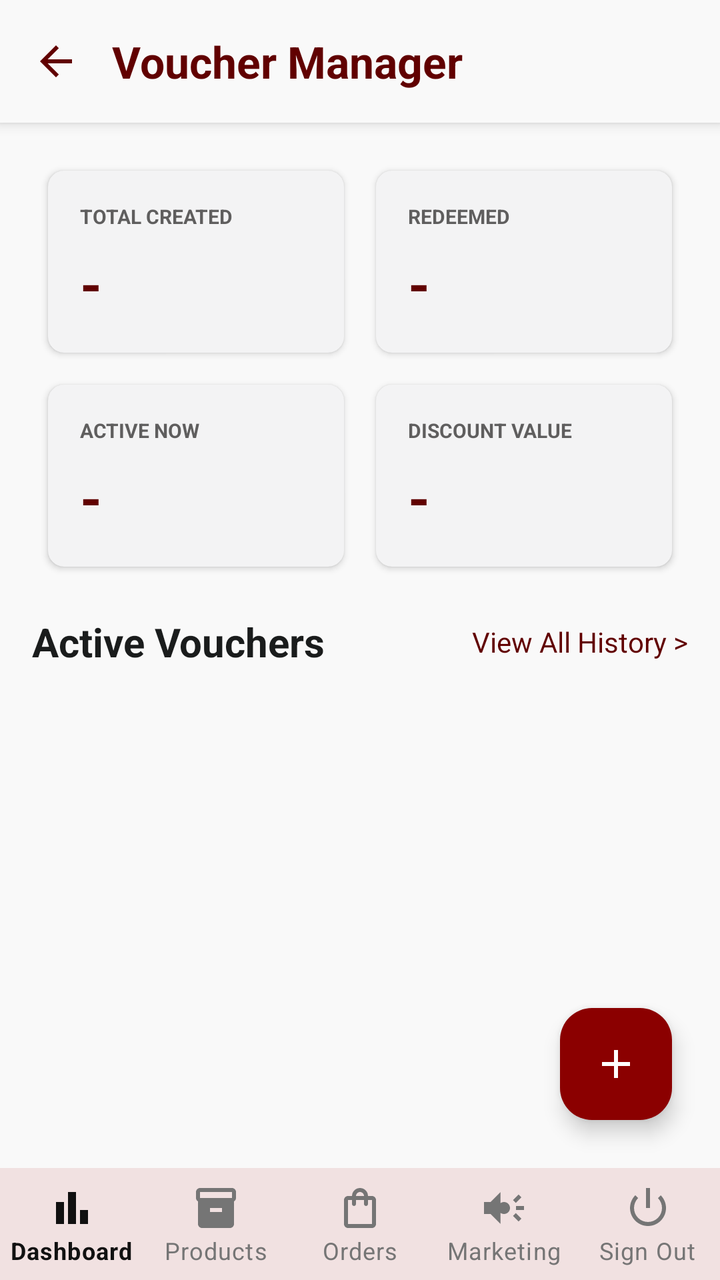
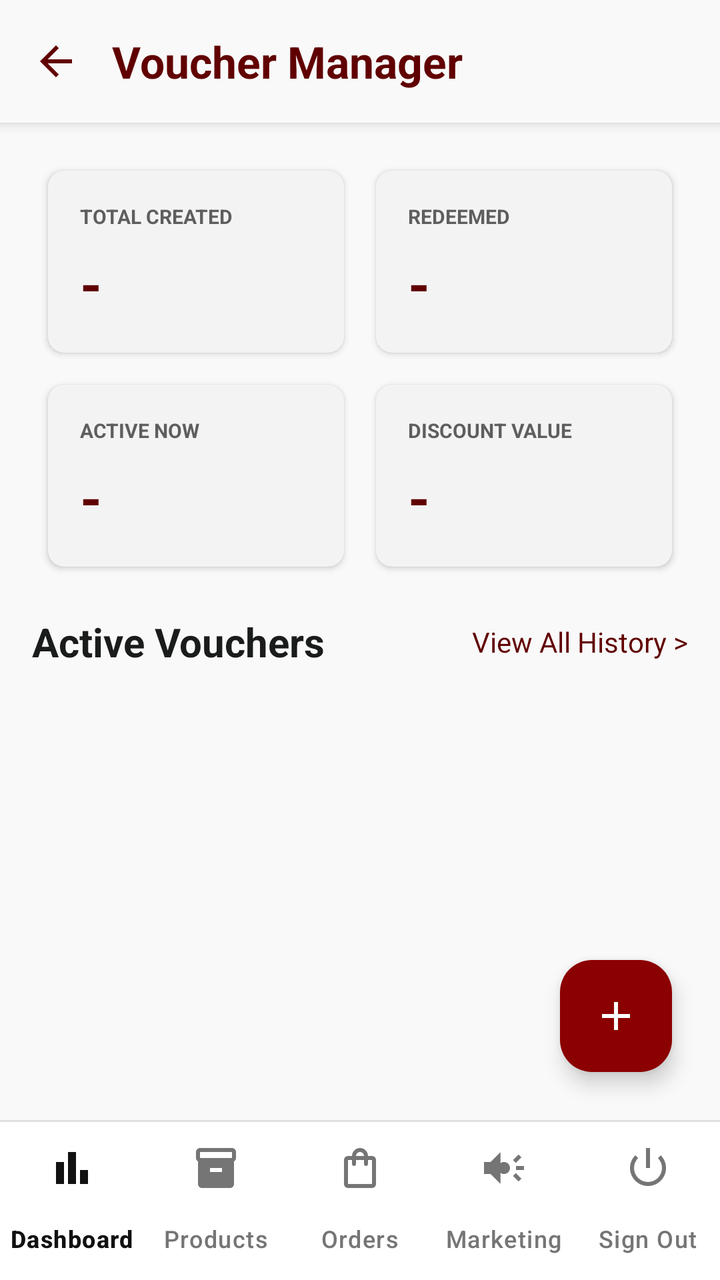

Before-and-after screenshots of an Android layout around one commit, followed by the original layout XML and the change that was made.
<!-- AndroidManifest.xml: application theme Theme.TirTirMCommerce -->
<!-- res/layout/activity_admin_voucher.xml -->
<?xml version="1.0" encoding="utf-8"?>
<androidx.constraintlayout.widget.ConstraintLayout xmlns:android="http://schemas.android.com/apk/res/android"
    xmlns:app="http://schemas.android.com/apk/res-auto"
    xmlns:tools="http://schemas.android.com/tools"
    android:layout_width="match_parent"
    android:layout_height="match_parent"
    android:background="#f9f9f9">

    
    <LinearLayout
        android:id="@+id/topBar"
        android:layout_width="match_parent"
        android:layout_height="wrap_content"
        android:background="#f9f9f9"
        android:elevation="4dp"
        android:gravity="center_vertical"
        android:orientation="horizontal"
        android:padding="16dp"
        app:layout_constraintTop_toTopOf="parent">

        <ImageView
            android:id="@+id/btnBack"
            android:layout_width="24dp"
            android:layout_height="24dp"
            android:src="@drawable/ic_arrow_back"
            app:tint="#610000" />

        <TextView
            android:layout_width="wrap_content"
            android:layout_height="wrap_content"
            android:layout_marginStart="16dp"
            android:text="Voucher Manager"
            android:textColor="#610000"
            android:textSize="22sp"
            android:textStyle="bold" />
    </LinearLayout>

    <ScrollView
        android:layout_width="match_parent"
        android:layout_height="0dp"
        android:padding="16dp"
        app:layout_constraintBottom_toBottomOf="parent"
        app:layout_constraintTop_toBottomOf="@id/topBar">

        <LinearLayout
            android:layout_width="match_parent"
            android:layout_height="wrap_content"
            android:orientation="vertical">

            
            <GridLayout
                android:layout_width="match_parent"
                android:layout_height="wrap_content"
                android:columnCount="2"
                android:rowCount="2">

                
                <androidx.cardview.widget.CardView
                    android:layout_width="0dp"
                    android:layout_height="wrap_content"
                    android:layout_rowWeight="1"
                    android:layout_columnWeight="1"
                    android:layout_margin="8dp"
                    app:cardCornerRadius="8dp"
                    app:cardElevation="2dp"
                    app:cardBackgroundColor="#f3f3f4">

                    <LinearLayout
                        android:layout_width="match_parent"
                        android:layout_height="wrap_content"
                        android:orientation="vertical"
                        android:padding="16dp">
                        <TextView
                            android:layout_width="wrap_content"
                            android:layout_height="wrap_content"
                            android:text="TOTAL CREATED"
                            android:textSize="10sp"
                            android:textColor="#5f5e5e"
                            android:textStyle="bold" />
                        <TextView
                            android:id="@+id/tvTotalCreated"
                            android:layout_width="wrap_content"
                            android:layout_height="wrap_content"
                            android:text="-"
                            android:textColor="#610000"
                            android:textSize="28sp"
                            android:textStyle="bold"
                            android:layout_marginTop="8dp" />
                    </LinearLayout>
                </androidx.cardview.widget.CardView>

                
                <androidx.cardview.widget.CardView
                    android:layout_width="0dp"
                    android:layout_height="wrap_content"
                    android:layout_rowWeight="1"
                    android:layout_columnWeight="1"
                    android:layout_margin="8dp"
                    app:cardCornerRadius="8dp"
                    app:cardElevation="2dp"
                    app:cardBackgroundColor="#f3f3f4">

                    <LinearLayout
                        android:layout_width="match_parent"
                        android:layout_height="wrap_content"
                        android:orientation="vertical"
                        android:padding="16dp">
                        <TextView
                            android:layout_width="wrap_content"
                            android:layout_height="wrap_content"
                            android:text="REDEEMED"
                            android:textSize="10sp"
                            android:textColor="#5f5e5e"
                            android:textStyle="bold" />
                        <TextView
                            android:id="@+id/tvRedeemed"
                            android:layout_width="wrap_content"
                            android:layout_height="wrap_content"
                            android:text="-"
                            android:textColor="#610000"
                            android:textSize="28sp"
                            android:textStyle="bold"
                            android:layout_marginTop="8dp" />
                    </LinearLayout>
                </androidx.cardview.widget.CardView>

                
                <androidx.cardview.widget.CardView
                    android:layout_width="0dp"
                    android:layout_height="wrap_content"
                    android:layout_rowWeight="1"
                    android:layout_columnWeight="1"
                    android:layout_margin="8dp"
                    app:cardCornerRadius="8dp"
                    app:cardElevation="2dp"
                    app:cardBackgroundColor="#f3f3f4">

                    <LinearLayout
                        android:layout_width="match_parent"
                        android:layout_height="wrap_content"
                        android:orientation="vertical"
                        android:padding="16dp">
                        <TextView
                            android:layout_width="wrap_content"
                            android:layout_height="wrap_content"
                            android:text="ACTIVE NOW"
                            android:textSize="10sp"
                            android:textColor="#5f5e5e"
                            android:textStyle="bold" />
                        <TextView
                            android:id="@+id/tvActiveNow"
                            android:layout_width="wrap_content"
                            android:layout_height="wrap_content"
                            android:text="-"
                            android:textColor="#610000"
                            android:textSize="28sp"
                            android:textStyle="bold"
                            android:layout_marginTop="8dp" />
                    </LinearLayout>
                </androidx.cardview.widget.CardView>

                
                <androidx.cardview.widget.CardView
                    android:layout_width="0dp"
                    android:layout_height="wrap_content"
                    android:layout_rowWeight="1"
                    android:layout_columnWeight="1"
                    android:layout_margin="8dp"
                    app:cardCornerRadius="8dp"
                    app:cardElevation="2dp"
                    app:cardBackgroundColor="#f3f3f4">

                    <LinearLayout
                        android:layout_width="match_parent"
                        android:layout_height="wrap_content"
                        android:orientation="vertical"
                        android:padding="16dp">
                        <TextView
                            android:layout_width="wrap_content"
                            android:layout_height="wrap_content"
                            android:text="DISCOUNT VALUE"
                            android:textSize="10sp"
                            android:textColor="#5f5e5e"
                            android:textStyle="bold" />
                        <TextView
                            android:id="@+id/tvDiscountValue"
                            android:layout_width="wrap_content"
                            android:layout_height="wrap_content"
                            android:text="-"
                            android:textColor="#610000"
                            android:textSize="28sp"
                            android:textStyle="bold"
                            android:layout_marginTop="8dp" />
                    </LinearLayout>
                </androidx.cardview.widget.CardView>
            </GridLayout>

            
            <RelativeLayout
                android:layout_width="match_parent"
                android:layout_height="wrap_content"
                android:layout_marginTop="16dp"
                android:layout_marginBottom="8dp">

                <TextView
                    android:layout_width="wrap_content"
                    android:layout_height="wrap_content"
                    android:text="Active Vouchers"
                    android:textColor="#1a1c1c"
                    android:textSize="20sp"
                    android:textStyle="bold" />

                <TextView
                    android:layout_width="wrap_content"
                    android:layout_height="wrap_content"
                    android:layout_alignParentEnd="true"
                    android:layout_centerVertical="true"
                    android:text="View All History >"
                    android:textColor="#610000"
                    android:textSize="14sp" />
            </RelativeLayout>

            
            <androidx.recyclerview.widget.RecyclerView
                android:id="@+id/rvVouchers"
                android:layout_width="match_parent"
                android:layout_height="wrap_content"
                android:nestedScrollingEnabled="false"
                tools:listitem="@layout/item_admin_voucher" />

        </LinearLayout>
    </ScrollView>

    
    <com.google.android.material.floatingactionbutton.FloatingActionButton
        android:id="@+id/fabAddVoucher"
        android:layout_width="wrap_content"
        android:layout_height="wrap_content"
        android:layout_margin="24dp"
        android:src="@drawable/ic_plus"
        app:backgroundTint="#8b0000"
        app:tint="#ffffff"
        app:layout_constraintBottom_toTopOf="@id/bottomNavAdmin"
        app:layout_constraintEnd_toEndOf="parent" />

    
    <com.google.android.material.bottomnavigation.BottomNavigationView
        android:id="@+id/bottomNavAdmin"
        style="@style/Widget.MaterialComponents.BottomNavigationView"
        android:layout_width="match_parent"
        android:layout_height="wrap_content"
        android:background="@android:color/white"
        app:backgroundTint="@android:color/white"
        app:itemIconTint="@color/admin_nav_color"
        app:itemTextColor="@color/admin_nav_color"
        app:labelVisibilityMode="labeled"
        app:menu="@menu/menu_admin_bottom_nav"
        app:elevation="8dp"
        app:layout_constraintBottom_toBottomOf="parent"
        app:layout_constraintStart_toStartOf="parent"
        app:layout_constraintEnd_toEndOf="parent" />

</androidx.constraintlayout.widget.ConstraintLayout>
<!-- res/layout/item_admin_voucher.xml (included above) -->
<?xml version="1.0" encoding="utf-8"?>
<androidx.cardview.widget.CardView xmlns:android="http://schemas.android.com/apk/res/android"
    xmlns:app="http://schemas.android.com/apk/res-auto"
    android:layout_width="match_parent"
    android:layout_height="wrap_content"
    android:layout_marginVertical="8dp"
    android:layout_marginHorizontal="4dp"
    app:cardCornerRadius="12dp"
    app:cardElevation="2dp"
    app:cardBackgroundColor="#ffffff">

    <androidx.constraintlayout.widget.ConstraintLayout
        android:layout_width="match_parent"
        android:layout_height="wrap_content"
        android:padding="16dp">

        
        <LinearLayout
            android:id="@+id/llDiscountBox"
            android:layout_width="64dp"
            android:layout_height="64dp"
            android:background="@drawable/bg_rounded_primary"
            android:gravity="center"
            android:orientation="vertical"
            app:layout_constraintBottom_toBottomOf="parent"
            app:layout_constraintStart_toStartOf="parent"
            app:layout_constraintTop_toTopOf="parent">

            <TextView
                android:id="@+id/tvDiscountValue"
                android:layout_width="wrap_content"
                android:layout_height="wrap_content"
                android:text="10%"
                android:textColor="#ffffff"
                android:textSize="18sp"
                android:textStyle="bold" />

            <TextView
                android:id="@+id/tvDiscountLabel"
                android:layout_width="wrap_content"
                android:layout_height="wrap_content"
                android:text="OFF"
                android:textColor="#ffffff"
                android:textSize="10sp" />
        </LinearLayout>

        
        <LinearLayout
            android:layout_width="0dp"
            android:layout_height="wrap_content"
            android:layout_marginStart="16dp"
            android:layout_marginEnd="16dp"
            android:orientation="vertical"
            app:layout_constraintBottom_toBottomOf="parent"
            app:layout_constraintEnd_toStartOf="@id/llActions"
            app:layout_constraintStart_toEndOf="@id/llDiscountBox"
            app:layout_constraintTop_toTopOf="parent">

            <TextView
                android:id="@+id/tvVoucherCode"
                android:layout_width="wrap_content"
                android:layout_height="wrap_content"
                android:text="RADIANCE10"
                android:textColor="#1a1c1c"
                android:textSize="18sp"
                android:textStyle="bold" />

            <TextView
                android:id="@+id/tvExpiry"
                android:layout_width="wrap_content"
                android:layout_height="wrap_content"
                android:layout_marginTop="4dp"
                android:text="Expiry: Oct 24, 2023"
                android:textColor="#5f5e5e"
                android:textSize="12sp" />

            
            <LinearLayout
                android:layout_width="match_parent"
                android:layout_height="wrap_content"
                android:layout_marginTop="8dp"
                android:gravity="center_vertical"
                android:orientation="horizontal">

                <ProgressBar
                    android:id="@+id/pbUsage"
                    style="?android:attr/progressBarStyleHorizontal"
                    android:layout_width="0dp"
                    android:layout_height="4dp"
                    android:layout_weight="1"
                    android:progressDrawable="@drawable/bg_progress_bar"
                    android:max="100"
                    android:progress="45" />

                <TextView
                    android:id="@+id/tvUsageText"
                    android:layout_width="wrap_content"
                    android:layout_height="wrap_content"
                    android:layout_marginStart="8dp"
                    android:text="45/100 used"
                    android:textColor="#5f5e5e"
                    android:textSize="12sp" />
            </LinearLayout>
        </LinearLayout>

        
        <LinearLayout
            android:id="@+id/llActions"
            android:layout_width="wrap_content"
            android:layout_height="wrap_content"
            android:orientation="horizontal"
            app:layout_constraintBottom_toBottomOf="parent"
            app:layout_constraintEnd_toEndOf="parent"
            app:layout_constraintTop_toTopOf="parent">

            <ImageButton
                android:id="@+id/btnEdit"
                android:layout_width="32dp"
                android:layout_height="32dp"
                android:layout_marginEnd="8dp"
                android:background="?attr/selectableItemBackgroundBorderless"
                android:src="@drawable/ic_edit"
                app:tint="#5f5e5e" />

            <ImageButton
                android:id="@+id/btnDelete"
                android:layout_width="32dp"
                android:layout_height="32dp"
                android:background="?attr/selectableItemBackgroundBorderless"
                android:src="@drawable/ic_delete"
                app:tint="#5f5e5e" />
        </LinearLayout>
    </androidx.constraintlayout.widget.ConstraintLayout>
</androidx.cardview.widget.CardView>
<!-- resources referenced by this layout -->
<resources>
  <!-- drawable bg_rounded_primary (drawable) -->
  <?xml version="1.0" encoding="utf-8"?>
  <shape xmlns:android="http://schemas.android.com/apk/res/android"
      android:shape="rectangle">
      <solid android:color="#610000" />
      <corners android:radius="8dp" />
  </shape>
  <!-- drawable ic_arrow_back (drawable) -->
  <vector xmlns:android="http://schemas.android.com/apk/res/android"
      android:width="24dp"
      android:height="24dp"
      android:viewportWidth="24"
      android:viewportHeight="24"
      android:tint="#000000">
    <path
        android:fillColor="@android:color/white"
        android:pathData="M20,11H7.83l5.59,-5.59L12,4l-8,8 8,8 1.41,-1.41L7.83,13H20v-2z"/>
  </vector>
  <!-- drawable ic_plus (drawable) -->
  <vector xmlns:android="http://schemas.android.com/apk/res/android"
      android:width="24dp"
      android:height="24dp"
      android:viewportWidth="24"
      android:viewportHeight="24">
      <path
          android:fillColor="#000000"
          android:pathData="M19,13H13V19H11V13H5V11H11V5H13V11H19V13Z" />
  </vector>
  <style name="Theme.TirTirMCommerce" parent="Base.Theme.TirTirMCommerce" />
  <style name="Base.Theme.TirTirMCommerce" parent="Theme.Material3.DayNight.NoActionBar">
          
          <item name="colorPrimary">@color/tirtir_red_primary</item>
          <item name="colorPrimaryDark">@color/tirtir_red_dark</item>
          <item name="colorPrimaryContainer">@color/tirtir_red_surface</item>
  
          
          <item name="colorOnPrimary">@color/tirtir_white</item>
          <item name="colorOnPrimaryContainer">@color/tirtir_red_primary</item>
  
          
          <item name="colorSecondary">@color/tirtir_black</item>
          <item name="colorOnSecondary">@color/tirtir_white</item>
          <item name="colorSecondaryContainer">@color/tirtir_red_surface</item>
          <item name="colorOnSecondaryContainer">@color/tirtir_red_primary</item>
  
          
          <item name="colorSurface">@color/tirtir_white</item>
          <item name="colorOnSurface">@color/tirtir_black</item>
          <item name="colorSurfaceVariant">@color/tirtir_off_white</item>
  
          
          <item name="android:windowBackground">@color/tirtir_off_white</item>
          <item name="android:statusBarColor">@color/tirtir_white</item>
          <item name="android:windowLightStatusBar">true</item>
  
          
          <item name="colorError">@color/tirtir_error</item>
      </style>
  <color name="tirtir_red_primary">#8B0000</color>
  <color name="tirtir_red_dark">#610000</color>
  <color name="tirtir_red_surface">#FFF4F3</color>
  <color name="tirtir_white">#FFFFFF</color>
  <color name="tirtir_black">#1A1C1C</color>
  <color name="tirtir_off_white">#F9F9F9</color>
  <color name="tirtir_error">#D32F2F</color>
  <!-- unchanged entries left out for length: 3 -->
</resources>

<!-- the commit's change to res/layout/activity_admin_voucher.xml (unified diff, before → after) -->
@@ -246,16 +246,16 @@
     
     <com.google.android.material.bottomnavigation.BottomNavigationView
         android:id="@+id/bottomNavAdmin"
-        style="@style/Widget.MaterialComponents.BottomNavigationView"
+        style="@style/Widget.TirTir.AdminBottomNav"
         android:layout_width="match_parent"
         android:layout_height="wrap_content"
-        android:background="@android:color/white"
-        app:backgroundTint="@android:color/white"
+        android:background="@drawable/bg_bottom_nav_admin"
+        app:backgroundTint="@null"
+        app:itemRippleColor="@color/tirtir_outline_variant"
         app:itemIconTint="@color/admin_nav_color"
         app:itemTextColor="@color/admin_nav_color"
         app:labelVisibilityMode="labeled"
         app:menu="@menu/menu_admin_bottom_nav"
-        app:elevation="8dp"
         app:layout_constraintBottom_toBottomOf="parent"
         app:layout_constraintStart_toStartOf="parent"
         app:layout_constraintEnd_toEndOf="parent" />
<!-- resource entries referenced after the edit -->
@@ -1,5 +1,22 @@
 <!-- resources referenced by this layout -->
 <resources>
+  <color name="tirtir_outline_variant">#E5E5E5</color>
+  <!-- drawable bg_bottom_nav_admin (drawable) -->
+  <?xml version="1.0" encoding="utf-8"?>
+  <layer-list xmlns:android="http://schemas.android.com/apk/res/android">
+      
+      <item>
+          <shape android:shape="rectangle">
+              <solid android:color="#E0E0E0" />
+          </shape>
+      </item>
+      
+      <item android:top="1dp">
+          <shape android:shape="rectangle">
+              <solid android:color="@android:color/white" />
+          </shape>
+      </item>
+  </layer-list>
   <!-- drawable bg_rounded_primary (drawable) -->
   <?xml version="1.0" encoding="utf-8"?>
   <shape xmlns:android="http://schemas.android.com/apk/res/android"
@@ -28,12 +45,21 @@
           android:fillColor="#000000"
           android:pathData="M19,13H13V19H11V13H5V11H11V5H13V11H19V13Z" />
   </vector>
+  <style name="Widget.TirTir.AdminBottomNav" parent="Widget.Material3.BottomNavigationView">
+          <item name="android:background">@android:color/white</item>
+          <item name="backgroundTint">@android:color/white</item>
+          <item name="elevation">0dp</item>
+          <item name="itemActiveIndicatorStyle">@style/TransparentActiveIndicator</item>
+      </style>
   <style name="Theme.TirTirMCommerce" parent="Base.Theme.TirTirMCommerce" />
+  <style name="TransparentActiveIndicator" parent="Widget.Material3.BottomNavigationView.ActiveIndicator">
+          <item name="android:color">@android:color/transparent</item>
+      </style>
   <style name="Base.Theme.TirTirMCommerce" parent="Theme.Material3.DayNight.NoActionBar">
           
           <item name="colorPrimary">@color/tirtir_red_primary</item>
           <item name="colorPrimaryDark">@color/tirtir_red_dark</item>
-          <item name="colorPrimaryContainer">@color/tirtir_red_surface</item>
+          <item name="colorPrimaryContainer">#FFFFFF</item>
   
           
           <item name="colorOnPrimary">@color/tirtir_white</item>
@@ -42,7 +68,7 @@
           
           <item name="colorSecondary">@color/tirtir_black</item>
           <item name="colorOnSecondary">@color/tirtir_white</item>
-          <item name="colorSecondaryContainer">@color/tirtir_red_surface</item>
+          <item name="colorSecondaryContainer">#F8F8F8</item>
           <item name="colorOnSecondaryContainer">@color/tirtir_red_primary</item>
   
           
@@ -60,7 +86,6 @@
       </style>
   <color name="tirtir_red_primary">#8B0000</color>
   <color name="tirtir_red_dark">#610000</color>
-  <color name="tirtir_red_surface">#FFF4F3</color>
   <color name="tirtir_white">#FFFFFF</color>
   <color name="tirtir_black">#1A1C1C</color>
   <color name="tirtir_off_white">#F9F9F9</color>
